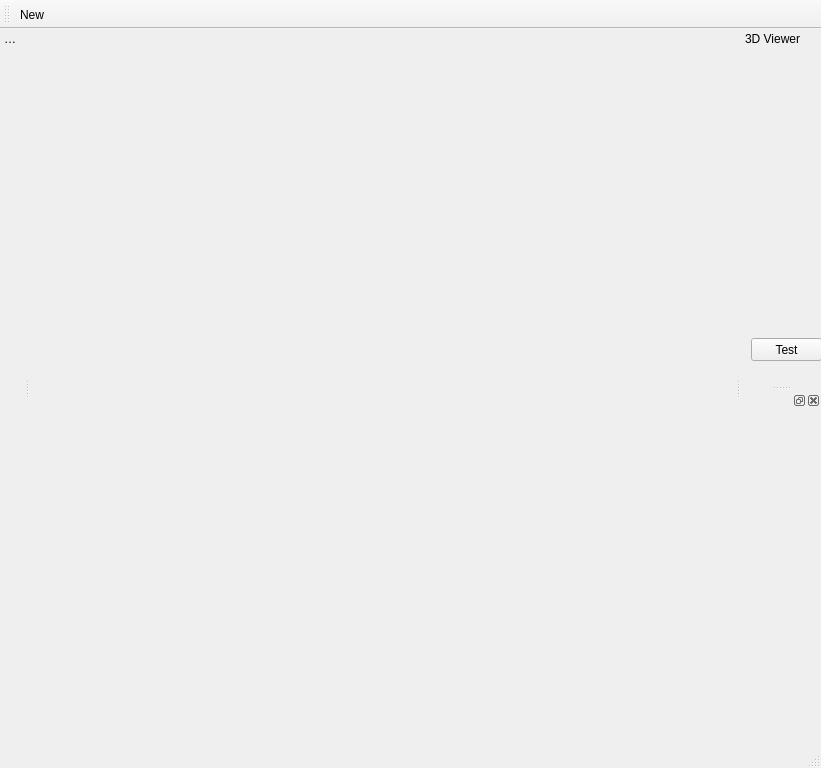
Qt form SPC-EditorProject/Test3/GeneratedFiles/Form2.ui (santo-pc/spc-editor) before a commit.
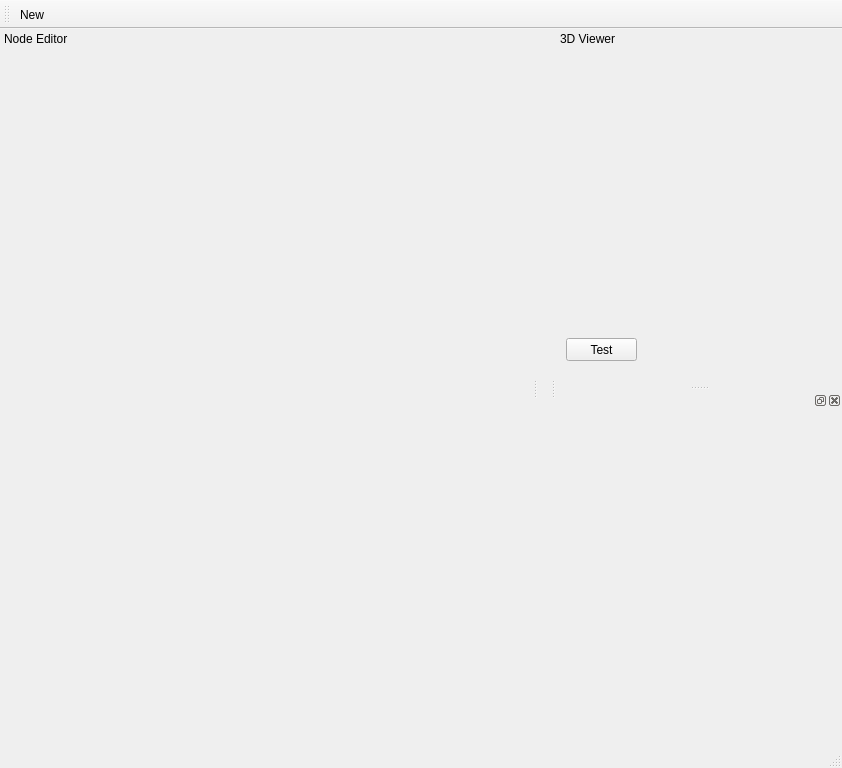
The same form after that commit. Icons and pictures are not drawn.

What changed in the file:
```diff
--- a/SPC-EditorProject/Test3/GeneratedFiles/Form2.ui
+++ b/SPC-EditorProject/Test3/GeneratedFiles/Form2.ui
@@ -6,7 +6,7 @@
    <rect>
     <x>0</x>
     <y>0</y>
-    <width>821</width>
+    <width>842</width>
     <height>768</height>
    </rect>
   </property>
@@ -32,6 +32,12 @@
   </widget>
   <widget class="QStatusBar" name="statusbar"/>
   <widget class="QDockWidget" name="dockNodeEditor">
+   <property name="minimumSize">
+    <size>
+     <width>532</width>
+     <height>38</height>
+    </size>
+   </property>
    <property name="autoFillBackground">
     <bool>true</bool>
    </property>
@@ -61,7 +67,7 @@
    </property>
    <property name="minimumSize">
     <size>
-     <width>40</width>
+     <width>286</width>
      <height>250</height>
     </size>
    </property>
```
Left out of the diff: 2 changed lines with no effect on the pictures.
